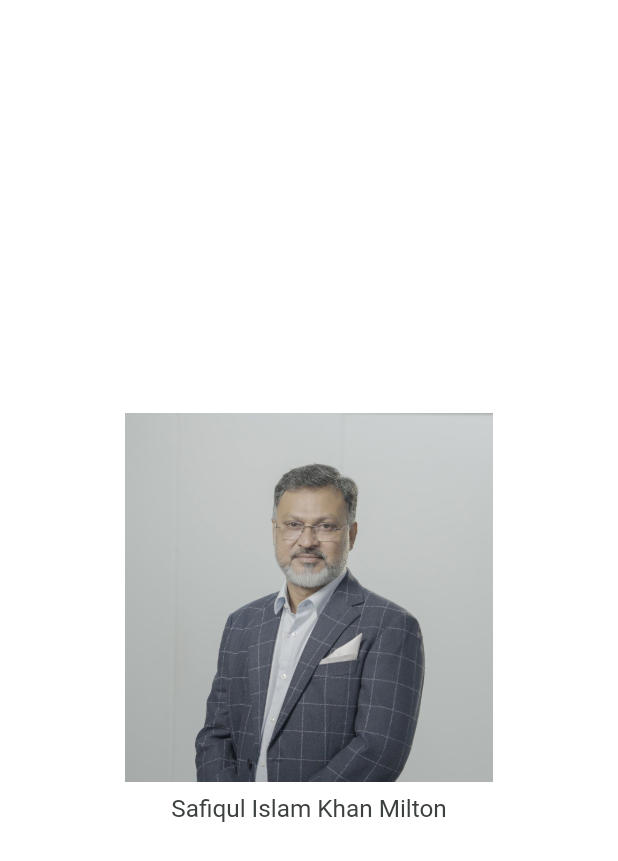
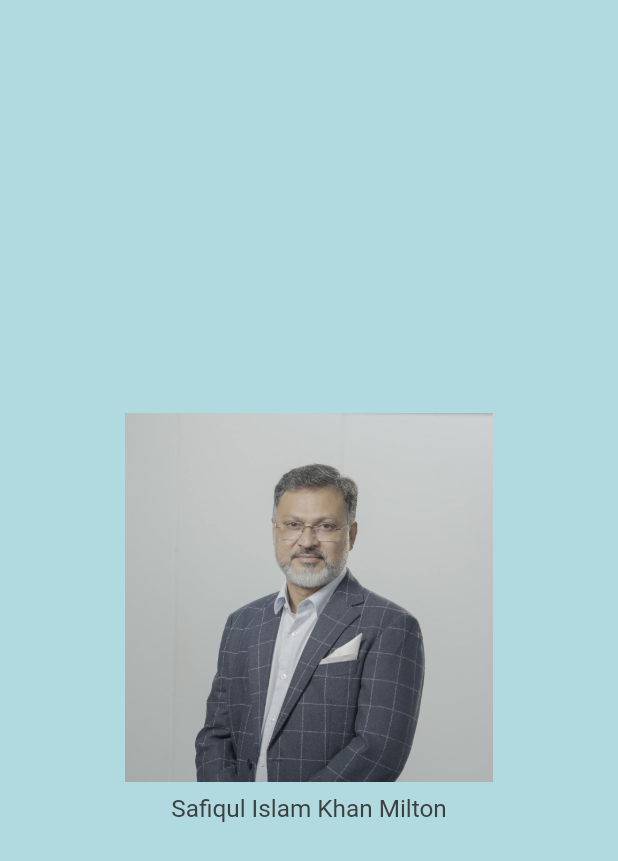
Before and after one commit to farzidahmed/compain_app, a Flutter app: the first screen one second after launch, on a phone screen of 412 x 824 dp. Shown: the top 861 px of the screen. Run offline on Flutter 3.47's test engine with Material 3 defaults, Android fonts, the phone set to English and light mode, and no system bars; drawn by our look-alikes of auto_animated; our stand-ins replace cached_network_image, device_info_plus, dio, dropdown_button2, flutter_html, flutter_screenutil and 9 more; missing offline and left inert: flutter_displaymode; Roboto replaces fonts that are missing (assets/fonts/mina.ttf).

Commit message:
some changes

```diff
--- a/lib/splash_screen.dart
+++ b/lib/splash_screen.dart
@@ -11,8 +11,9 @@ class SplashScreen extends StatelessWidget {
   @override
   Widget build(BuildContext context) {
     return Scaffold(
+      backgroundColor: AppColor.cB1DAE0,
       body: Container(
-        decoration: BoxDecoration(color: AppColor.cFFFFFF),
+        decoration: BoxDecoration(color: AppColor.cB1DAE0),
         child: Column(
           spacing: 8.h,
           mainAxisAlignment: MainAxisAlignment.center,
```
Also changed, not shown: pubspec.lock, 5 other files.
